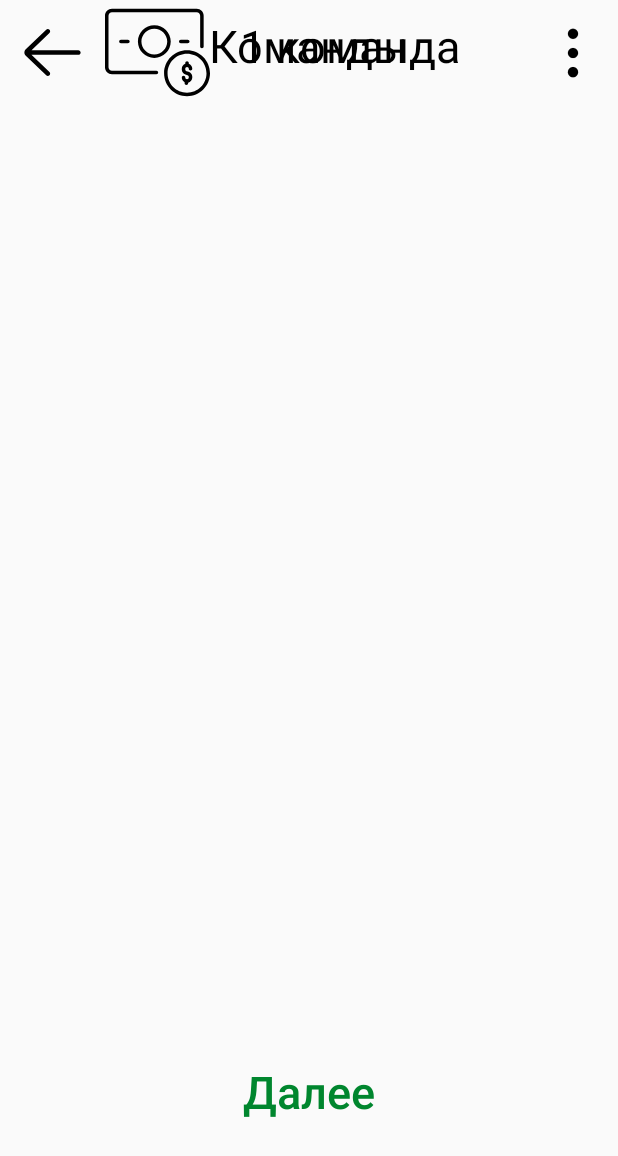
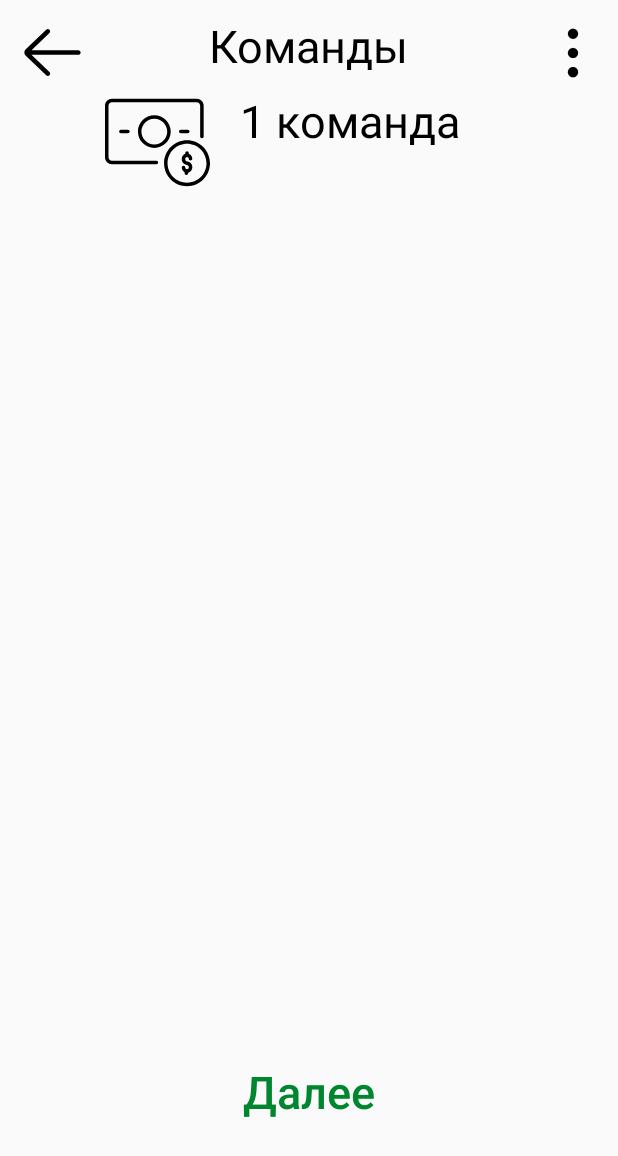
Before and after one commit to OSLL/practice20-alias, an Android app: the Teams screen opened directly, with no data from a screen before it, on a phone screen of 412 x 824 dp. Shown: the top 1156 px of the screen. Run offline under Robolectric (Android 15) with nearby library versions, the phone set to English and light mode, and no system bars.

Commit message:
Game Page

```diff
--- a/app/src/main/java/com/makentoshe/androidgithubcitemplate/Teams.kt
+++ b/app/src/main/java/com/makentoshe/androidgithubcitemplate/Teams.kt
@@ -10,7 +10,7 @@ class Teams : AppCompatActivity() {
         super.onCreate(savedInstanceState)
         setContentView(R.layout.activity_teams)
 
-        textView3.setOnClickListener {
+        continueButton.setOnClickListener {
             val intent = Intent(this, GameSettings::class.java)
             startActivity(intent)
         }
--- a/app/src/main/res/layout/activity_teams.xml
+++ b/app/src/main/res/layout/activity_teams.xml
@@ -11,12 +11,11 @@
         android:layout_width="wrap_content"
         android:layout_height="wrap_content"
         android:layout_marginStart="20dp"
-        android:layout_marginTop="10dp"
         android:text="1 команда"
         android:textColor="@color/black"
         android:textSize="30sp"
         app:layout_constraintStart_toEndOf="@id/teamIcon"
-        app:layout_constraintTop_toTopOf="@id/teamIcon" />
+        app:layout_constraintTop_toBottomOf="@+id/backButton" />
 
     <Button
         android:id="@+id/backButton"
@@ -72,6 +71,6 @@
         android:layout_height="70dp"
         android:layout_marginStart="70dp"
         app:layout_constraintStart_toStartOf="parent"
-        app:srcCompat="@drawable/money"
-        tools:layout_editor_absoluteY="68dp" />
+        app:layout_constraintTop_toBottomOf="@+id/backButton"
+        app:srcCompat="@drawable/money" />
 </androidx.constraintlayout.widget.ConstraintLayout>
```
